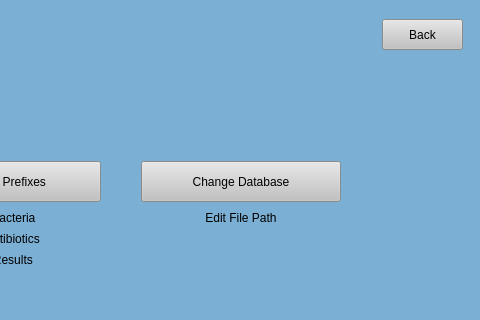
Qt form UI Screens/COMBdb_Admin_Settings_Nav.ui (Kasmanian/COMBDb-oldgen) before a commit; both pictures show x 683 to 1163 and y 0 to 320 of the 1163 by 408 pixel window.
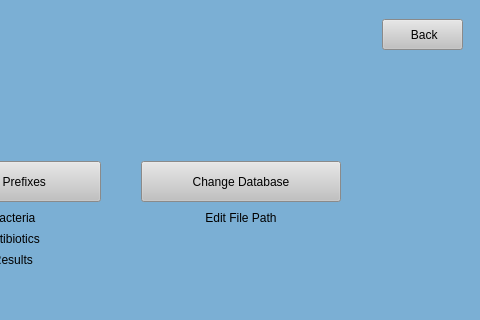
The same form after that commit.

```diff
--- a/UI Screens/COMBdb_Admin_Settings_Nav.ui
+++ b/UI Screens/COMBdb_Admin_Settings_Nav.ui
@@ -93,7 +93,7 @@
 }</string>
       </property>
       <property name="text">
-       <string>Back</string>
+       <string> Back</string>
       </property>
      </widget>
     </item>
```
